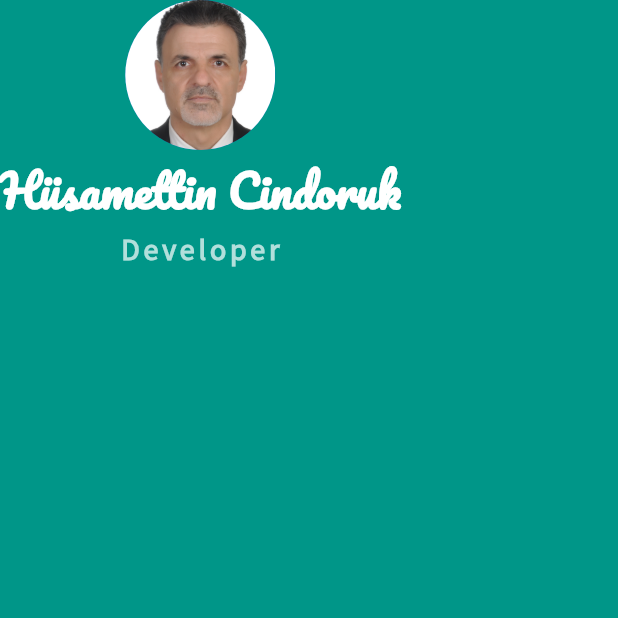
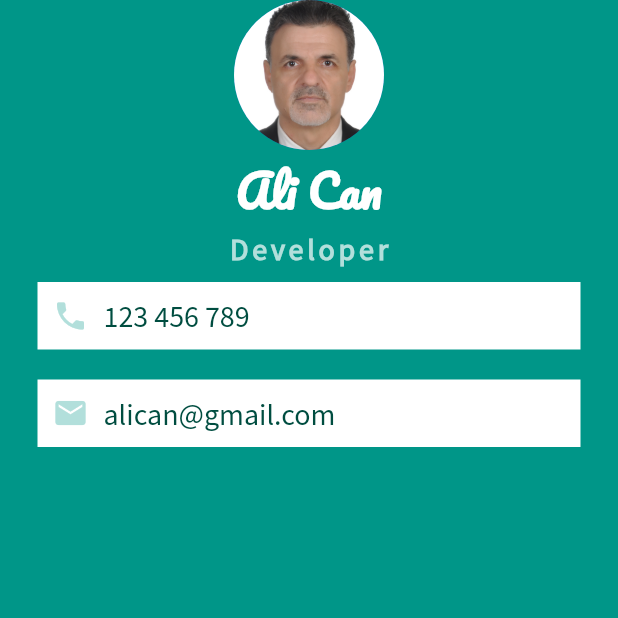
Before and after one commit to newage145301/flutterrepo, a Flutter app: the screen it shows after launch, on a phone screen of 412 x 824 dp, the top half of it. Run offline on Flutter 3.47's test engine with Material 2 defaults, Android fonts, the phone set to English and light mode, and no system bars.

Commit message:
email info added

```diff
--- a/mi_card/mi_card/lib/main.dart
+++ b/mi_card/mi_card/lib/main.dart
@@ -18,7 +18,7 @@
               backgroundImage: AssetImage('images/vesikalik.png'),
             ),
             Text(
-              'Hüsamettin Cindoruk',
+              'Ali Can',
               style: TextStyle(
                   color: Colors.white,
                   fontSize: 30,
@@ -33,7 +33,53 @@
                   fontWeight: FontWeight.bold,
                   fontFamily: 'SourceSansPro',
                   letterSpacing: 2.5),
-            )
+            ),
+            Container(
+              margin: EdgeInsets.symmetric(vertical: 10,horizontal: 25),
+              padding: EdgeInsets.all(10),
+              color: Colors.white,
+              child: Row(
+                  children: <Widget>[
+                  Icon(
+                    Icons.phone,
+                    color: Colors.teal.shade100,
+                  ),
+                  SizedBox(
+                    width: 10,
+                  ),
+                  Text(
+                    '123 456 789',
+                    style: TextStyle(
+                        color: Colors.teal.shade900,
+                        fontFamily: 'SourceSansPro',
+                        fontSize: 20),
+                  ),
+                ],
+              ),
+            ),
+            Container(
+              margin: EdgeInsets.symmetric(vertical: 10,horizontal: 25),
+              padding: EdgeInsets.all(10),
+              color: Colors.white,
+              child: Row(
+                children: <Widget>[
+                  Icon(
+                    Icons.email,
+                    color: Colors.teal.shade100,
+                  ),
+                  SizedBox(
+                    width: 10,
+                  ),
+                  Text(
+                    'alican@gmail.com',
+                    style: TextStyle(
+                        color: Colors.teal.shade900,
+                        fontFamily: 'SourceSansPro',
+                        fontSize: 20),
+                  ),
+                ],
+              ),
+            ),
           ],
         )),
       ),
```
